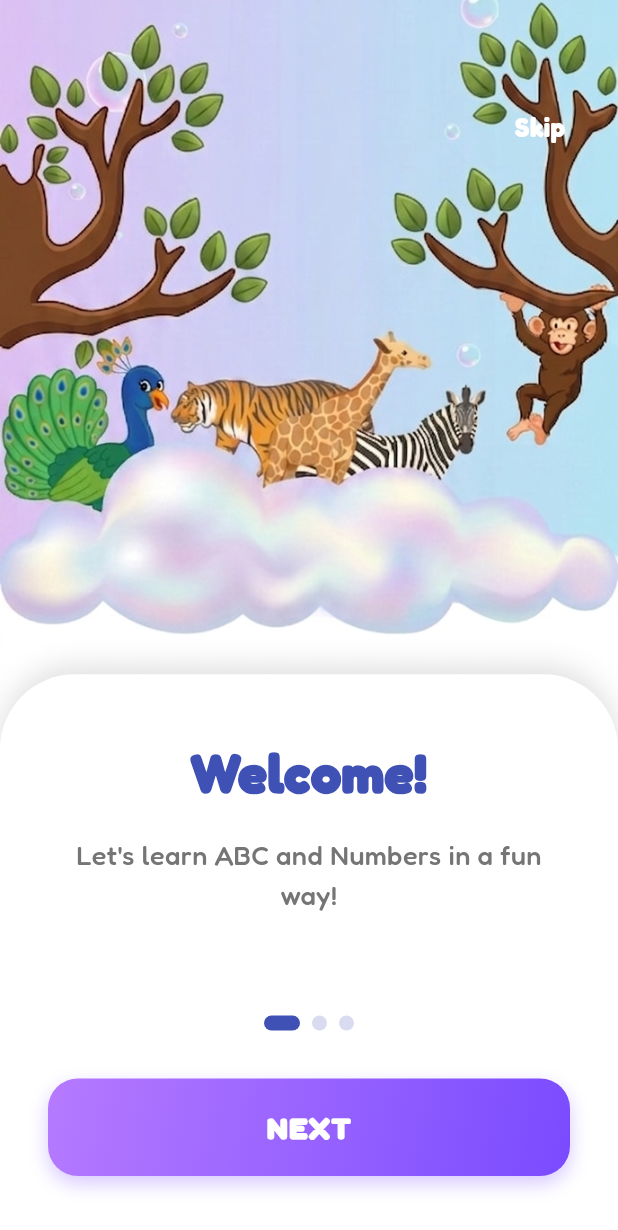
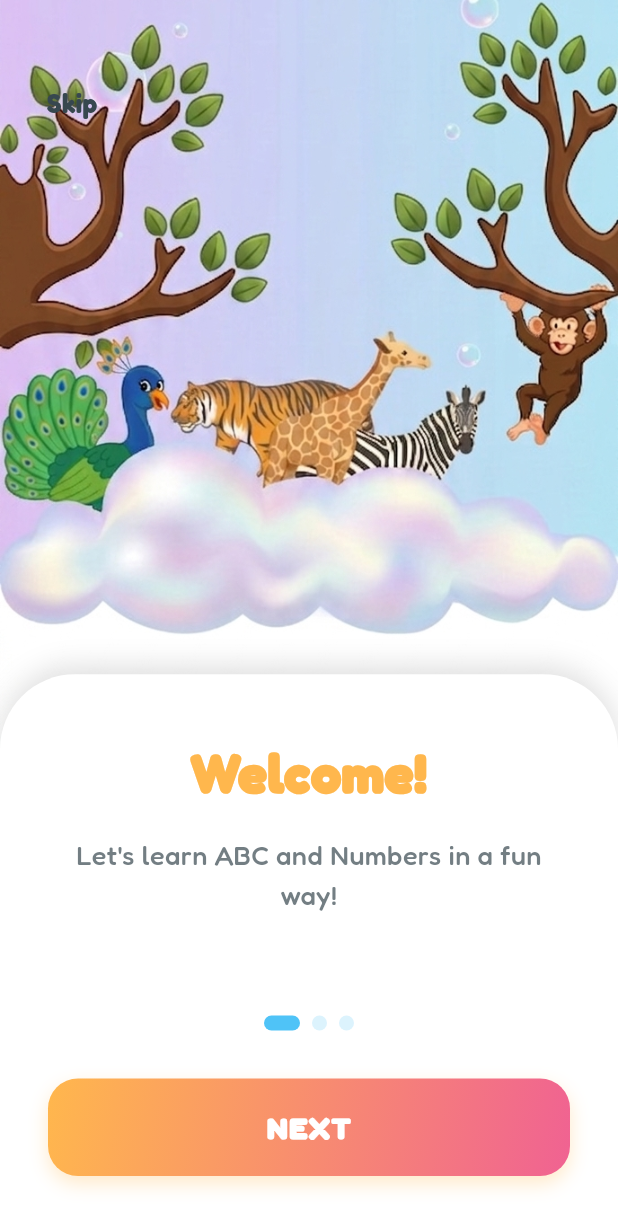
Before and after one commit to arhamsarwar786/ABC-Kids, a Flutter app: the screen it shows after launch, on a phone screen of 412 x 824 dp. Shown: the top 1230 px of the screen. Run offline on Flutter 3.47's test engine with Material 3 defaults, Android fonts, the phone set to English and light mode, and no system bars; our stand-ins replace audioplayers, google_fonts, share_plus, shared_preferences.

Commit message:
improve color of onboard screen.

```diff
--- a/lib/features/onboarding/view/onboarding_screen.dart
+++ b/lib/features/onboarding/view/onboarding_screen.dart
@@ -2,6 +2,7 @@ import 'package:flutter/material.dart';
 import '../../../app/routes/app_routes.dart';
 import '../../../core/utils/app_preferences.dart';
 import '../../../core/constants/app_assets.dart';
+import '../../../app/theme/app_theme.dart';
 import 'onboarding_pages.dart';
 
 class OnboardingScreen extends StatefulWidget {
@@ -113,17 +114,17 @@ class _OnboardingScreenState extends State<OnboardingScreen> {
                             style: const TextStyle(
                               fontSize: 36,
                               fontWeight: FontWeight.w900,
-                              color: Color(0xFF3F51B5), // Indigo
+                              color: AppTheme.secondaryColor,
                             ),
                             textAlign: TextAlign.center,
                           ),
                           const SizedBox(height: 16),
                           Text(
                             page.description,
-                            style: const TextStyle(
+                            style: TextStyle(
                               fontSize: 18,
                               fontWeight: FontWeight.w500,
-                              color: Color(0xFF757575), // Slate Gray
+                              color: AppTheme.textColor.withOpacity(0.7),
                               height: 1.5,
                             ),
                             textAlign: TextAlign.center,
@@ -139,14 +140,14 @@ class _OnboardingScreenState extends State<OnboardingScreen> {
 
           // 3. Skip Button (Top Right)
           Positioned(
-            top: 60,
-            right: 20,
+            top: 44,
+            left: 16,
             child: TextButton(
               onPressed: _onSkip,
               child: const Text(
                 'Skip',
                 style: TextStyle(
-                  color: Colors.white,
+                  color: AppTheme.textColor,
                   fontSize: 18,
                   fontWeight: FontWeight.bold,
                 ),
@@ -176,8 +177,8 @@ class _OnboardingScreenState extends State<OnboardingScreen> {
                         height: 10,
                         decoration: BoxDecoration(
                           color: _currentPage == index
-                              ? const Color(0xFF3F51B5)
-                              : const Color(0xFF3F51B5).withOpacity(0.2),
+                              ? AppTheme.primaryColor
+                              : AppTheme.primaryColor.withOpacity(0.2),
                           borderRadius: BorderRadius.circular(5),
                         ),
                       ),
@@ -193,14 +194,17 @@ class _OnboardingScreenState extends State<OnboardingScreen> {
                       height: 65,
                       decoration: BoxDecoration(
                         gradient: const LinearGradient(
-                          colors: [Color(0xFFB57AFF), Color(0xFF7A4BFF)],
+                          colors: [
+                            AppTheme.secondaryColor,
+                            AppTheme.accentPink,
+                          ],
                           begin: Alignment.topLeft,
                           end: Alignment.bottomRight,
                         ),
                         borderRadius: BorderRadius.circular(20),
                         boxShadow: [
                           BoxShadow(
-                            color: const Color(0xFF7A4BFF).withOpacity(0.3),
+                            color: AppTheme.secondaryColor.withOpacity(0.3),
                             blurRadius: 10,
                             offset: const Offset(0, 5),
                           ),
```
